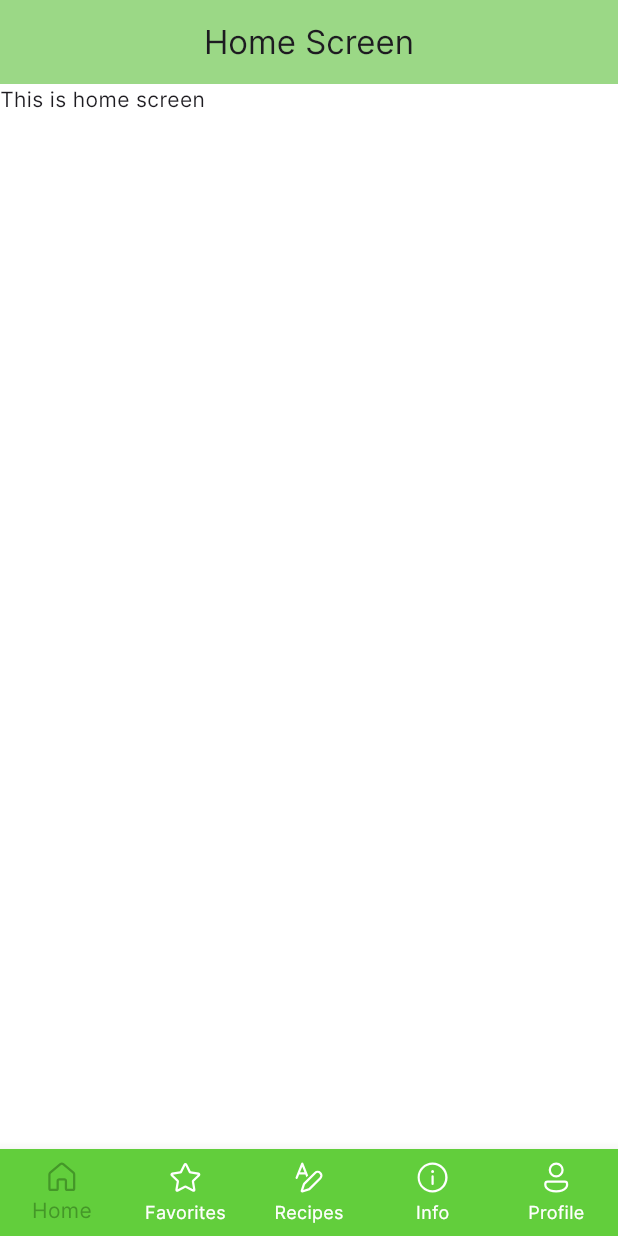
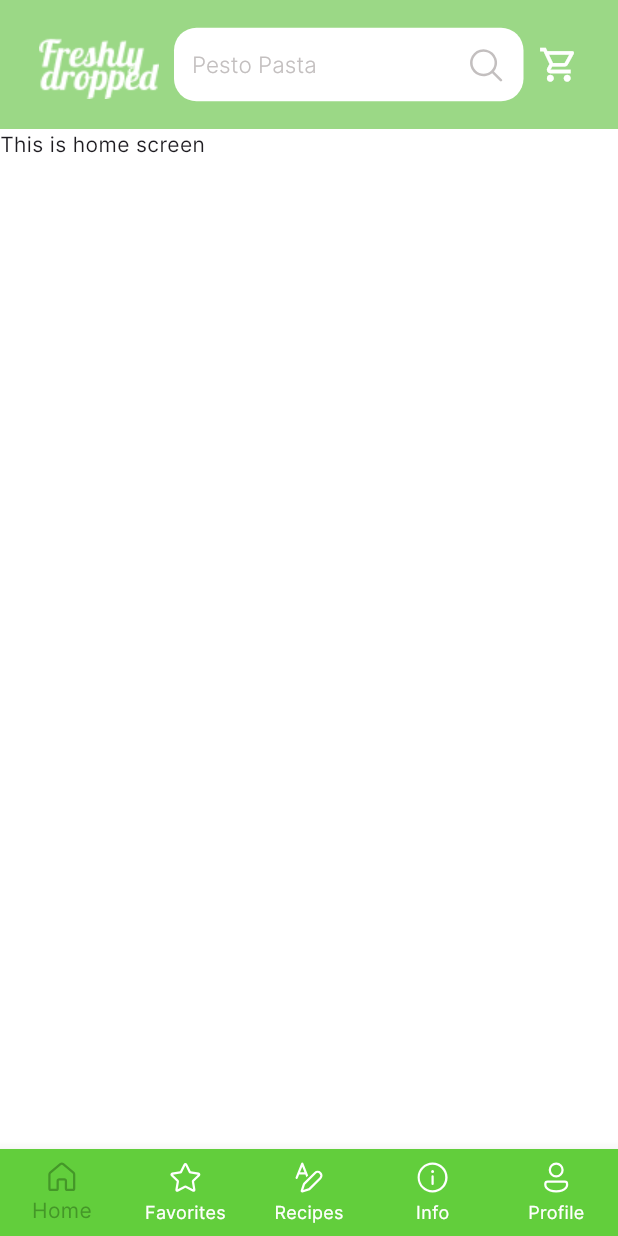
Before and after one commit to MargarethaNaibaho/freshly-dropped-mobile, a Flutter app: the screen it shows after launch, on a phone screen of 412 x 824 dp. Run offline on Flutter 3.47's test engine with Material 3 defaults, Android fonts, the phone set to English and light mode, and no system bars; our stand-ins replace fluentui_icons, font_awesome_flutter.

Commit message:
header home done

```diff
--- a/lib/screens/home_screen.dart
+++ b/lib/screens/home_screen.dart
@@ -1,5 +1,8 @@
+import 'package:fluentui_icons/fluentui_icons.dart';
 import 'package:flutter/material.dart';
+import 'package:font_awesome_flutter/font_awesome_flutter.dart';
 import 'package:freshy_food/styles/colors.dart';
+import 'package:freshy_food/styles/path/image_path.dart';
 
 class HomeScreen extends StatelessWidget {
   const HomeScreen({super.key});
@@ -10,7 +13,52 @@ class HomeScreen extends StatelessWidget {
       backgroundColor: Colors.white,
       appBar: AppBar(
         backgroundColor: CustomColors.lightGreen,
-        title: Text("Home Screen"),
+        toolbarHeight: 86,
+        title: Container(
+          padding: const EdgeInsets.symmetric(vertical: 21, horizontal: 10),
+          child: Row(
+            mainAxisAlignment: MainAxisAlignment.spaceBetween,
+            children: [
+              Image(image: AssetImage(ImagePath.logo), height: 46,),
+              const SizedBox(width: 10,),
+              Expanded(
+                child:
+                GestureDetector(
+                onTap: (){},
+                child:  Container(
+                    padding: const EdgeInsets.symmetric(vertical: 11, horizontal: 12),
+                    decoration: BoxDecoration(
+                      color: Colors.white,
+                      borderRadius: BorderRadius.circular(15)
+                    ),
+                    child: Row(
+                      mainAxisAlignment: MainAxisAlignment.spaceBetween,
+                      children: [
+                        Text("Pesto Pasta",
+                          style: TextStyle(
+                            fontWeight: FontWeight.w300,
+                            color: CustomColors.searchGrey,
+                            fontSize: 15
+                          ),
+                        ),
+                        Icon(
+                          FluentSystemIcons.ic_fluent_search_regular,
+                          size: 27,
+                          color: CustomColors.searchGrey,
+                        )
+                      ],
+                    ),
+                  ),
+                )
+              ),
+              const SizedBox(width: 10,),
+              InkWell(
+                onTap: (){},
+                child: Icon(Icons.shopping_cart_outlined, size: 27, color: Colors.white,),
+              ),
+            ],
+          ),
+        ),
         centerTitle: true,
       ),
       body: Text("This is home screen"),
--- /dev/null
+++ b/lib/styles/path/image_path.dart
@@ -0,0 +1,4 @@
+class ImagePath {
+  static const _baseImage = "assets/images";
+  static const logo = "$_baseImage/white_logo.png";
+}
--- a/lib/widgets/app_bar_white_with_plus.dart
+++ b/lib/widgets/app_bar_white_with_plus.dart
@@ -11,11 +11,12 @@ class AppBarWhiteWithPlus extends StatelessWidget implements PreferredSizeWidget
   Widget build(BuildContext context) {
     return AppBar(
       backgroundColor: Colors.white,
+      toolbarHeight: 86,
       title: Row(
         children: [
           Expanded(
             child: Container(
-              padding: const EdgeInsets.symmetric(vertical: 30),
+              padding: const EdgeInsets.symmetric(vertical: 21),
               child: Row(
                 mainAxisAlignment: MainAxisAlignment.spaceBetween,
                 crossAxisAlignment: CrossAxisAlignment.center,
--- a/pubspec.yaml
+++ b/pubspec.yaml
@@ -35,6 +35,7 @@ dependencies:
   # Use with the CupertinoIcons class for iOS style icons.
   cupertino_icons: ^1.0.8
   fluentui_icons: ^1.0.0
+  font_awesome_flutter: ^10.8.0
 
 dev_dependencies:
   flutter_test:
```
Also changed, not shown: pubspec.lock.
